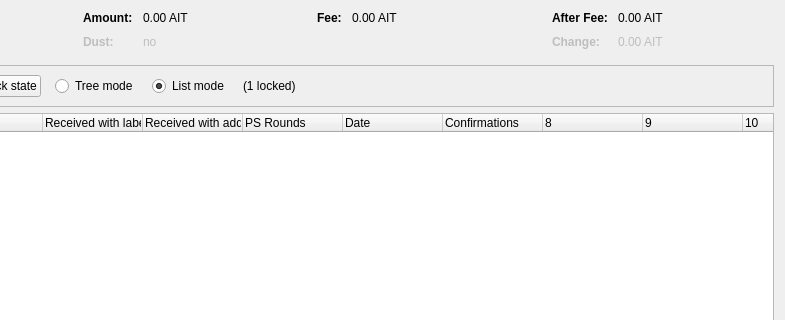
This is src/qt/forms/coincontroldialog.ui in defland/bhpcore as Qt 5 draws it before an edit; both pictures show x 169 to 954 and y 0 to 320 of the 954 by 500 pixel window. The edited form follows.
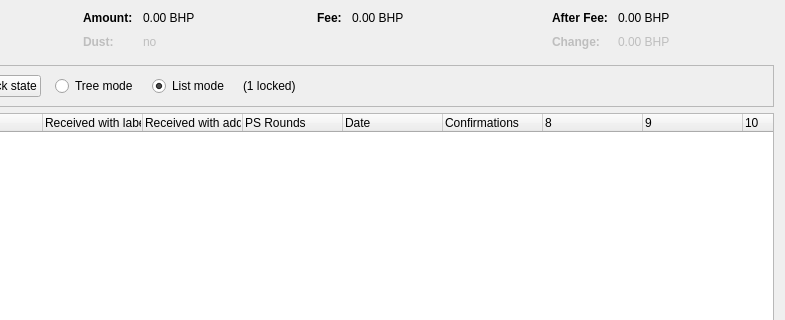
This is the edited form. Custom widgets are drawn as their Qt base class.

Patch:
```diff
--- a/src/qt/forms/coincontroldialog.ui
+++ b/src/qt/forms/coincontroldialog.ui
@@ -132,7 +132,7 @@
           <enum>Qt::ActionsContextMenu</enum>
          </property>
          <property name="text">
-          <string notr="true">0.00 AIT</string>
+          <string notr="true">0.00 BHP</string>
          </property>
          <property name="textInteractionFlags">
           <set>Qt::LinksAccessibleByMouse|Qt::TextSelectableByKeyboard|Qt::TextSelectableByMouse</set>
@@ -212,7 +212,7 @@
           <enum>Qt::ActionsContextMenu</enum>
          </property>
          <property name="text">
-          <string notr="true">0.00 AIT</string>
+          <string notr="true">0.00 BHP</string>
          </property>
          <property name="textInteractionFlags">
           <set>Qt::LinksAccessibleByMouse|Qt::TextSelectableByKeyboard|Qt::TextSelectableByMouse</set>
@@ -257,7 +257,7 @@
           <enum>Qt::ActionsContextMenu</enum>
          </property>
          <property name="text">
-          <string notr="true">0.00 AIT</string>
+          <string notr="true">0.00 BHP</string>
          </property>
          <property name="textInteractionFlags">
           <set>Qt::LinksAccessibleByMouse|Qt::TextSelectableByKeyboard|Qt::TextSelectableByMouse</set>
@@ -292,7 +292,7 @@
           <enum>Qt::ActionsContextMenu</enum>
          </property>
          <property name="text">
-          <string notr="true">0.00 AIT</string>
+          <string notr="true">0.00 BHP</string>
          </property>
          <property name="textInteractionFlags">
           <set>Qt::LinksAccessibleByMouse|Qt::TextSelectableByKeyboard|Qt::TextSelectableByMouse</set>
```
